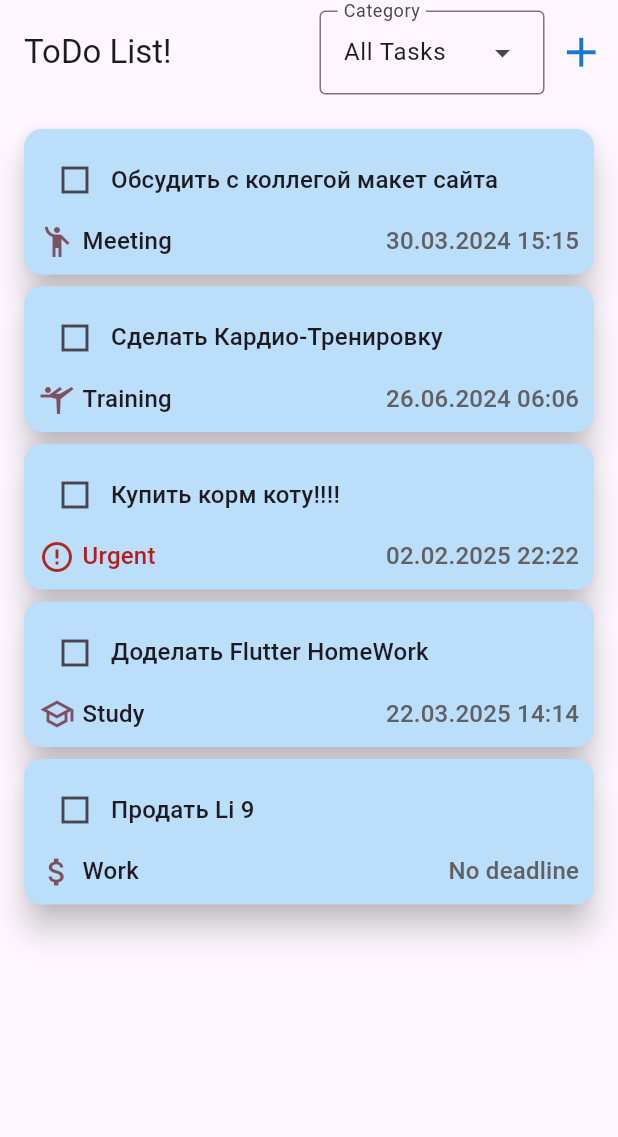
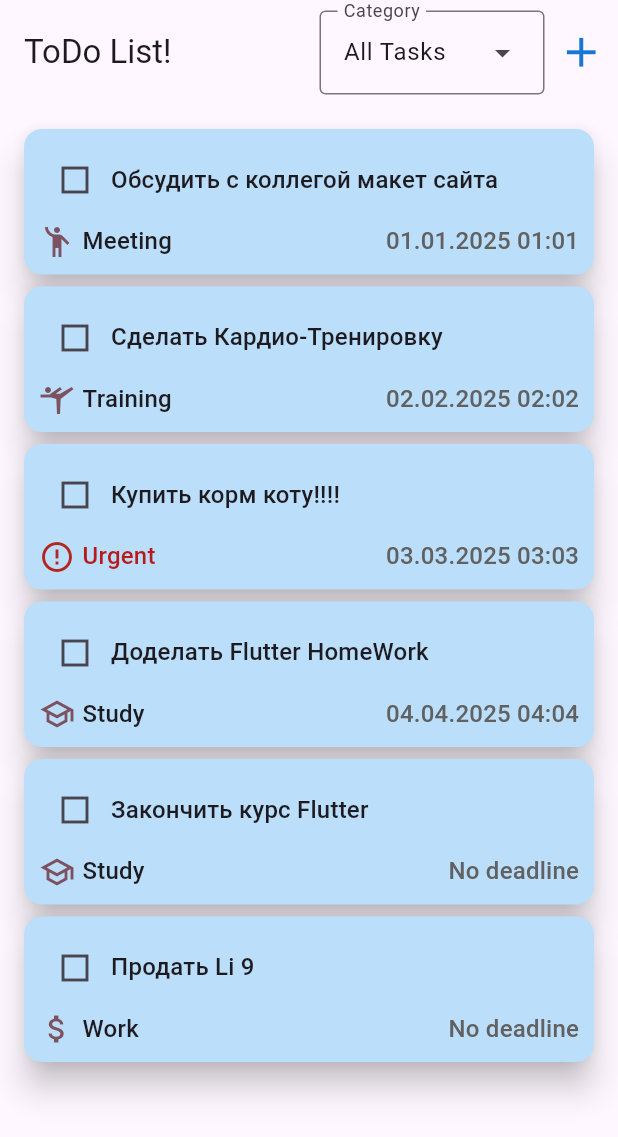
Before and after one commit to Flutter007/hw26, a Flutter app: the screen it shows after launch, on a phone screen of 412 x 824 dp. Shown: the top 1137 px of the screen. Run offline on Flutter 3.47's test engine with Material 3 defaults, Android fonts, the phone set to English and light mode, and no system bars; drawn by our look-alikes of flutter_slidable.

```diff
--- a/lib/hw26.dart
+++ b/lib/hw26.dart
@@ -28,7 +28,7 @@ class _Hw26State extends State<Hw26> {
     Task(
       title: 'Доделать Flutter HomeWork',
       isCompleted: false,
-      deadLine: DateTime(2025, 3, 22, 14, 14),
+      deadLine: DateTime(2025, 4, 4, 4, 4),
       finalTime: DateTime.now(),
       isDoneInTime: false,
       categoryId: 'study',
@@ -36,7 +36,7 @@ class _Hw26State extends State<Hw26> {
     Task(
       title: 'Обсудить с коллегой макет сайта',
       isCompleted: false,
-      deadLine: DateTime(2024, 3, 30, 15, 15),
+      deadLine: DateTime(2025, 1, 1, 1, 1),
       finalTime: DateTime.now(),
       isDoneInTime: false,
       categoryId: 'meeting',
@@ -44,7 +44,7 @@ class _Hw26State extends State<Hw26> {
     Task(
       title: 'Сделать Кардио-Тренировку',
       isCompleted: false,
-      deadLine: DateTime(2024, 6, 26, 06, 06),
+      deadLine: DateTime(2025, 2, 2, 2, 2),
       finalTime: DateTime.now(),
       isDoneInTime: false,
       categoryId: 'training',
@@ -52,9 +52,17 @@ class _Hw26State extends State<Hw26> {
     Task(
       title: 'Купить корм коту!!!!',
       isCompleted: false,
-      deadLine: DateTime(2025, 2, 2, 22, 22),
+      deadLine: DateTime(2025, 3, 3, 3, 3),
       isDoneInTime: false,
       categoryId: 'urgent',
+      finalTime: DateTime.now(),
+    ),
+    Task(
+      title: 'Закончить курс Flutter',
+      isCompleted: false,
+      isDoneInTime: false,
+      categoryId: 'study',
+      deadLine: null,
       finalTime: DateTime.now(),
     ),
   ];
@@ -114,13 +122,12 @@ class _Hw26State extends State<Hw26> {
 
   @override
   Widget build(BuildContext context) {
-    tasks.sort((a, b) => a.title.compareTo(b.title));
     tasks.sort((a, b) {
       if (a.deadLine == null && b.deadLine == null) {
-        return 0;
-      } else if (b.deadLine != null && a.deadLine == null) {
+        return a.title.compareTo(b.title);
+      } else if (a.deadLine == null) {
         return 1;
-      } else if (b.deadLine == null && a.deadLine != null) {
+      } else if (b.deadLine == null) {
         return -1;
       } else {
         return a.deadLine!.compareTo(b.deadLine!);
--- a/lib/widget/task_card.dart
+++ b/lib/widget/task_card.dart
@@ -22,6 +22,7 @@ class TaskCard extends StatelessWidget {
     final titleMediumStyle = theme.textTheme.titleMedium!;
     final category = task.category;
     bool isUrgent = category.label == 'Urgent';
+    bool isNotNull = task.deadLine != null;
     return Card(
       elevation: 9.0,
       color: Colors.blue.shade100,
@@ -51,7 +52,8 @@ class TaskCard extends StatelessWidget {
                         ? titleMediumStyle.copyWith(
                             color: Colors.grey,
                             decoration: TextDecoration.lineThrough)
-                          : titleMediumStyle),
+                        : titleMediumStyle,
+                  ),
                 ),
               ],
             ),
@@ -80,11 +82,9 @@ class TaskCard extends StatelessWidget {
                   ],
                 ),
                 Text(
-                  task.deadLine != null
-                      ? formattedDateTime(task.deadLine)
-                      : 'No deadline',
+                  isNotNull ? formattedDateTime(task.deadLine) : 'No deadline',
                   style: titleMediumStyle.copyWith(
-                    color: task.isCompleted
+                    color: task.isCompleted && isNotNull
                         ? (task.isDoneInTime
                             ? Colors.green.shade600
                             : Colors.red.shade600)
```
Also changed, not shown: lib/screens/todo_screen.dart (+5 -4 lines). Lines whose indentation alone changed are shown as unchanged.
